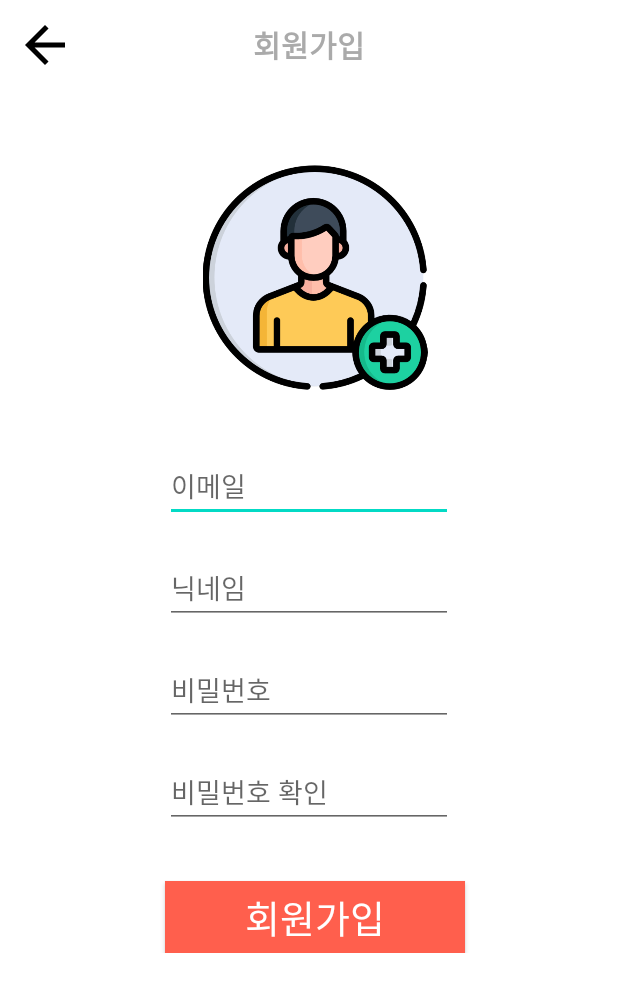
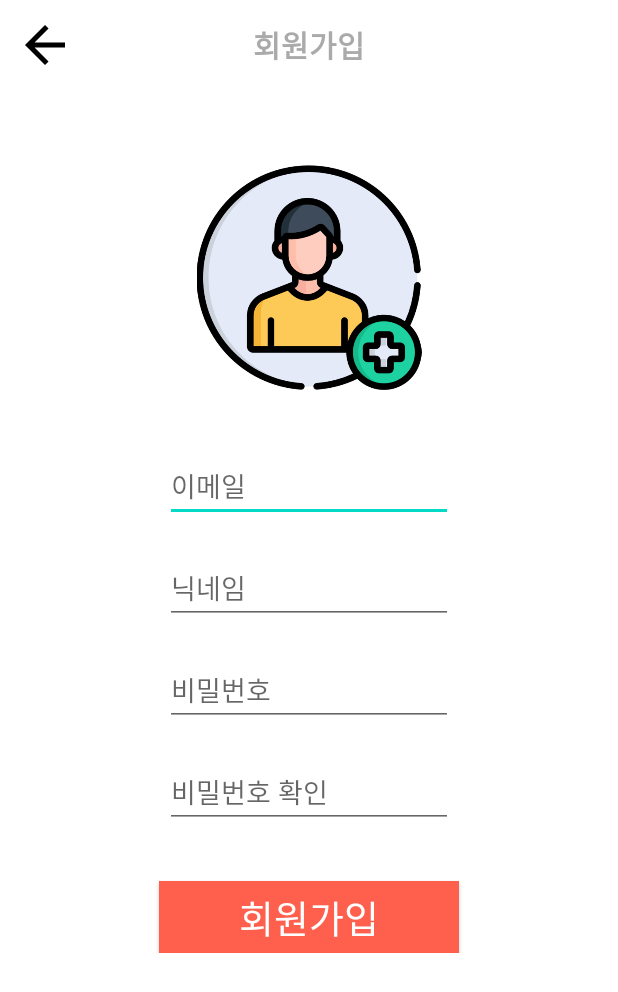
Before and after one commit to ohamin26/kotlin_red_lighthouse, an Android app: the RegisterActivity screen opened directly, with no data from a screen before it, on a phone screen of 412 x 824 dp. Shown: the top 992 px of the screen. Run offline under Robolectric (Android 15) with nearby library versions, the phone set to English and light mode, and no system bars; our stand-ins replace Firebase (no records; nobody signed in at launch, a user with empty details on screens opened directly).

Commit message:
하람 : 일부 xml 조정(가운데 정렬) (06/01)

```diff
--- a/app/src/main/res/layout/activity_cs.xml
+++ b/app/src/main/res/layout/activity_cs.xml
@@ -58,7 +58,7 @@
                 android:id="@+id/imageview"
                 android:layout_width="200dp"
                 android:layout_height="150dp"
-                android:layout_marginLeft="115dp"
+                android:layout_gravity="center"
                 android:layout_marginTop="30dp"
                 android:src="@drawable/cs" />
 
--- a/app/src/main/res/layout/activity_find_passwd.xml
+++ b/app/src/main/res/layout/activity_find_passwd.xml
@@ -45,7 +45,7 @@
             android:id="@+id/imageview"
             android:layout_width="200dp"
             android:layout_height="150dp"
-            android:layout_marginLeft="115dp"
+            android:layout_gravity="center"
             android:layout_marginTop="10dp"
             android:src="@drawable/password" />
 
--- a/app/src/main/res/layout/activity_register.xml
+++ b/app/src/main/res/layout/activity_register.xml
@@ -51,7 +51,7 @@
             android:id="@+id/imageview"
             android:layout_width="200dp"
             android:layout_height="150dp"
-            android:layout_marginLeft="110dp"
+            android:layout_gravity="center"
             android:layout_marginTop="10dp"
             android:src="@drawable/signup" />
 
@@ -61,7 +61,7 @@
             android:layout_width="wrap_content"
             android:layout_height="wrap_content"
             android:layout_marginTop="40dp"
-            android:layout_marginLeft="110dp"
+            android:layout_gravity="center"
             android:ems="9"
             android:fontFamily="@font/suite1"
             android:hint="이메일"
@@ -73,7 +73,7 @@
             android:layout_width="wrap_content"
             android:layout_height="wrap_content"
             android:layout_marginTop="20dp"
-            android:layout_marginLeft="110dp"
+            android:layout_gravity="center"
             android:ems="9"
             android:hint="닉네임"
             android:fontFamily="@font/suite1"
@@ -85,7 +85,7 @@
             android:layout_width="wrap_content"
             android:layout_height="wrap_content"
             android:layout_marginTop="20dp"
-            android:layout_marginLeft="110dp"
+            android:layout_gravity="center"
             android:ems="9"
             android:hint="비밀번호"
             android:fontFamily="@font/suite1"
@@ -97,7 +97,7 @@
             android:layout_width="wrap_content"
             android:layout_height="wrap_content"
             android:layout_marginTop="20dp"
-            android:layout_marginLeft="110dp"
+            android:layout_gravity="center"
             android:ems="9"
             android:fontFamily="@font/suite1"
             android:hint="비밀번호 확인"
@@ -112,7 +112,7 @@
             android:background="#ff5f4d"
             android:fontFamily="@font/suite1"
             android:text="회원가입"
-            android:layout_marginLeft="110dp"
+            android:layout_gravity="center"
             android:textColor="@color/white"
             android:textSize="25dp" />
     </LinearLayout>
--- a/app/src/main/res/layout/activity_user_info.xml
+++ b/app/src/main/res/layout/activity_user_info.xml
@@ -46,6 +46,7 @@
                     <ImageView
                         android:layout_width="105dp"
                         android:layout_height="100dp"
+                        android:layout_gravity="center"
                         android:src="@drawable/customer">
                     </ImageView>
 
@@ -55,6 +56,7 @@
                     android:layout_width="wrap_content"
                     android:layout_height="wrap_content"
                     android:layout_marginTop="20dp"
+                    android:layout_gravity="center"
                     android:fontFamily="@font/suite"
                     android:text="사용자 이메일"
                     android:textSize="32dp"
@@ -64,6 +66,7 @@
                     android:id="@+id/userName"
                     android:layout_width="wrap_content"
                     android:layout_height="wrap_content"
+                    android:layout_gravity="center"
                     android:text="사용자 닉네임"
                     android:textStyle="bold"
                     android:textSize="32dp"
```
